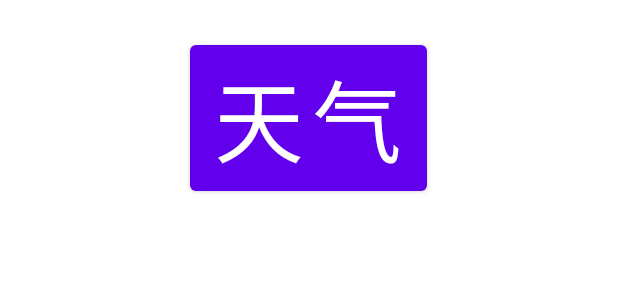
After one commit to xiaoshubin/TempAndroid, an Android app: the layout activity_test.xml on its own in the app's theme, with its tools: preview values and no code run, on a phone screen of 412 x 824 dp. The commit adds this screen. Shown: the top 300 px of the screen. Run offline under Robolectric (Android 15) with nearby library versions, the phone set to English and light mode, and no system bars.

Commit message:
网络回调函数的优化，绑定页面生命周期

```diff
--- /dev/null
+++ b/app/src/main/res/layout/activity_test.xml
@@ -0,0 +1,23 @@
+<?xml version="1.0" encoding="utf-8"?>
+<LinearLayout
+    android:orientation="vertical"
+    xmlns:android="http://schemas.android.com/apk/res/android"
+    xmlns:app="http://schemas.android.com/apk/res-auto"
+    xmlns:tools="http://schemas.android.com/tools"
+    android:layout_width="match_parent"
+    android:layout_height="match_parent"
+    tools:context=".TestActivity">
+    <Button
+        android:textSize="60sp"
+        android:gravity="center"
+        android:text="天气"
+        android:layout_gravity="center"
+        android:layout_marginTop="24dp"
+        android:id="@+id/btn_get1"
+        android:layout_width="wrap_content"
+        android:layout_height="wrap_content" />
+    <TextView
+        android:id="@+id/tv_msg"
+        android:layout_width="wrap_content"
+        android:layout_height="wrap_content"/>
+</LinearLayout>
```
Also changed, not shown: app/src/main/AndroidManifest.xml (+8 -8 lines), app/src/main/java/com/smallcake/temp/MainActivity.kt (+3 -11 lines), app/src/main/java/com/smallcake/temp/TestActivity.kt (added, +18 -0 lines), app/src/main/java/com/smallcake/temp/http/HttpKtx.kt (+24 -1 lines), app/src/main/java/com/smallcake/temp/module/KoinModule.kt (+0 -8 lines), app/src/main/res/layout/activity_main.xml (+2 -10 lines).
